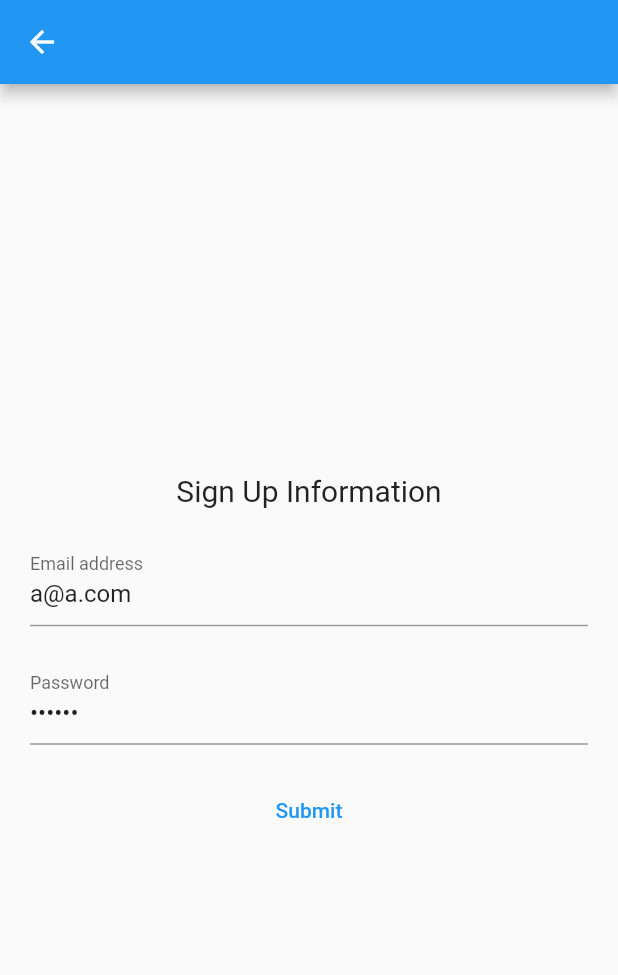
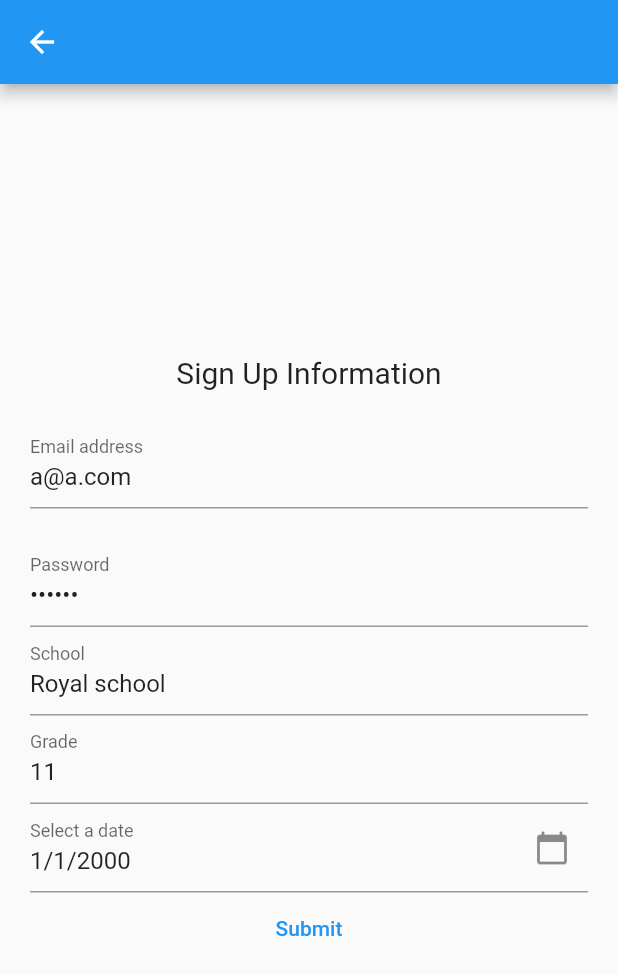
Before and after one commit to ddiazghub/flutter_calculator, a Flutter app: the SignUp screen opened directly, on a phone screen of 412 x 824 dp. Shown: the top 975 px of the screen. Run offline on Flutter 3.47's test engine with Material 2 defaults, Android fonts, the phone set to English and light mode, and no system bars; our stand-ins replace get, loggy; accounts and stored records are empty; network calls fail.

Commit message:
Sign up fixes

```diff
--- a/lib/ui/pages/authentication/login_page.dart
+++ b/lib/ui/pages/authentication/login_page.dart
@@ -1,3 +1,4 @@
+import 'package:f_web_authentication/ui/pages/content/home_page.dart';
 import 'package:flutter/material.dart';
 import 'package:get/get.dart';
 import 'package:loggy/loggy.dart';
--- a/lib/ui/pages/authentication/signup.dart
+++ b/lib/ui/pages/authentication/signup.dart
@@ -3,6 +3,7 @@ import 'package:flutter/material.dart';
 import 'package:get/get.dart';
 import 'package:loggy/loggy.dart';
 import '../../controller/authentication_controller.dart';
+import 'package:intl/intl.dart';
 
 class SignUp extends StatefulWidget {
   const SignUp({super.key});
@@ -15,6 +16,9 @@ class _FirebaseSignUpState extends State<SignUp> {
   final _formKey = GlobalKey<FormState>();
   final controllerEmail = TextEditingController(text: 'a@a.com');
   final controllerPassword = TextEditingController(text: '123456');
+  final controllerSchool = TextEditingController(text: 'Royal school');
+  final controllerGrade = TextEditingController(text: '11');
+  final controllerBirth = TextEditingController(text: '1/1/2000');
   AuthenticationController authenticationController = Get.find();
 
   _signup(theEmail, thePassword) async {
@@ -29,6 +33,22 @@ class _FirebaseSignUpState extends State<SignUp> {
         icon: const Icon(Icons.person, color: Colors.red),
         snackPosition: SnackPosition.BOTTOM,
       );
+    }
+  }
+
+  Future<void> _selectDate(BuildContext context) async {
+    final DateTime? picked = await showDatePicker(
+      context: context,
+      initialDate: DateTime.now(),
+      firstDate: DateTime(2000),
+      lastDate: DateTime(2101),
+    );
+    if (picked != null && picked != DateTime.now()) {
+      final formattedDate = DateFormat('yyyy-MM-dd').format(picked);
+      setState(() {
+        controllerBirth.text = formattedDate
+            .toString(); // Store the selected date in the controller
+      });
     }
   }
 
@@ -85,8 +105,41 @@ class _FirebaseSignUpState extends State<SignUp> {
                             return null;
                           },
                         ),
-                        const SizedBox(
-                          height: 20,
+                        TextFormField(
+                          controller: controllerSchool,
+                          decoration:
+                              const InputDecoration(labelText: "School"),
+                          validator: (value) {
+                            if (value == null || value.isEmpty) {
+                              logError('SignUp validation empty School');
+                              return "Enter School";
+                            }
+                            return null;
+                          },
+                        ),
+                        TextFormField(
+                          controller: controllerGrade,
+                          decoration: const InputDecoration(labelText: "Grade"),
+                          validator: (value) {
+                            if (value == null || value.isEmpty) {
+                              logError('SignUp validation empty Grade');
+                              return "Enter Grade";
+                            }
+                            return null;
+                          },
+                        ),
+                        TextFormField(
+                          controller: controllerBirth,
+                          decoration: InputDecoration(
+                            labelText: 'Select a date',
+                            suffixIcon: IconButton(
+                              icon: Icon(Icons.calendar_today),
+                              onPressed: () => _selectDate(context),
+                            ),
+                          ),
+                          readOnly: true,
+                          onTap: () => _selectDate(
+                              context), // Open the date picker when the field is tapped
                         ),
                         TextButton(
                             onPressed: () async {
```
Also changed, not shown: lib/ui/pages/content/home_page.dart (+35 -0 lines), lib/ui/pages/content/new_user_page.dart (+15 -0 lines).
